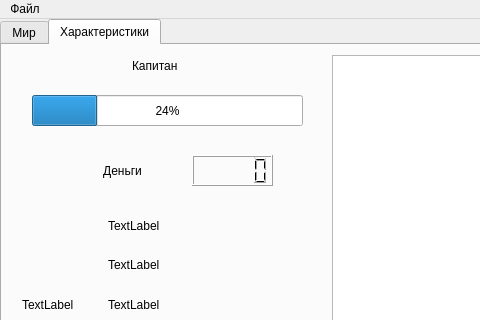
Before: the Qt Designer form mainwindow.ui in 6rayWa1cher/codename-piratelands, drawn with Qt 5; both pictures show x 0 to 480 and y 0 to 320 of the 892 by 634 pixel window.
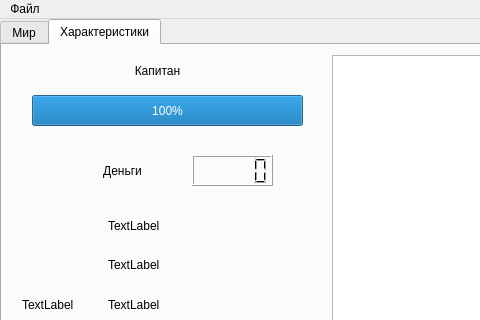
After: the same form once the commit is applied. Icons and pictures are not drawn.

```diff
--- a/mainwindow.ui
+++ b/mainwindow.ui
@@ -179,8 +179,14 @@
         <height>31</height>
        </rect>
       </property>
+      <property name="maximum">
+       <number>150</number>
+      </property>
       <property name="value">
-       <number>24</number>
+       <number>150</number>
+      </property>
+      <property name="format">
+       <string>%p%</string>
       </property>
      </widget>
      <widget class="QLCDNumber" name="money_display">
@@ -212,15 +218,18 @@
      <widget class="QLabel" name="captain_label">
       <property name="geometry">
        <rect>
-        <x>130</x>
+        <x>20</x>
         <y>10</y>
-        <width>201</width>
-        <height>21</height>
+        <width>271</width>
+        <height>31</height>
        </rect>
       </property>
       <property name="text">
        <string>Капитан</string>
       </property>
+      <property name="alignment">
+       <set>Qt::AlignCenter</set>
+      </property>
      </widget>
      <widget class="QWidget" name="formLayoutWidget">
       <property name="geometry">
```
